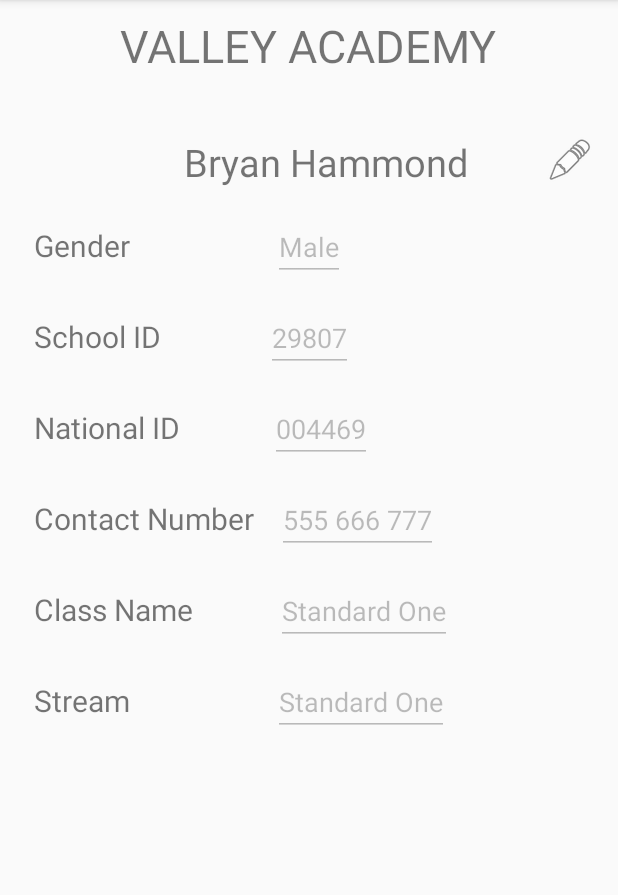
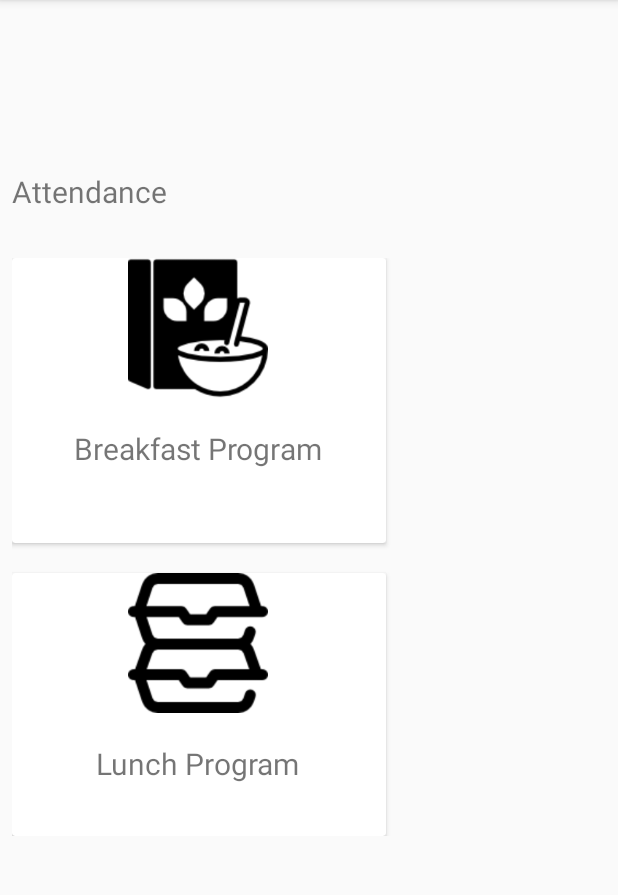
Before and after one commit to chloesheen/RKFMonitor, an Android app: the screen it shows after launch (TeacherProfileActivity before the commit, FeedingDashboard after it), on a phone screen of 412 x 824 dp, the part 84-979 px from its top. Run offline under Robolectric (Android 15) with nearby library versions, the phone set to English and light mode, and no system bars; our stand-ins replace CircleImageView; libraries missing offline, so code that uses them is left out: org.parceler.

Commit message:
feeding activities

```diff
--- a/app/build.gradle
+++ b/app/build.gradle
@@ -34,4 +34,5 @@ dependencies {
     implementation 'com.android.support:support-v4:27.1.1'
     implementation 'org.parceler:parceler-api:1.1.11'
     annotationProcessor 'org.parceler:parceler:1.1.11'
+    implementation 'com.android.support:cardview-v7:27.1.1'
 }
--- /dev/null
+++ b/app/src/main/java/com/example/app/activities/FeedingDashboard.java
@@ -0,0 +1,85 @@
+package com.example.app.activities;
+
+import android.content.Intent;
+import android.support.v4.app.FragmentManager;
+import android.support.v7.app.AppCompatActivity;
+import android.os.Bundle;
+import android.support.v7.widget.CardView;
+import android.view.View;
+
+import com.example.app.R;
+
+import java.util.HashMap;
+
+import com.example.app.fragments.LunchProgramDialog;
+import com.example.app.models.Food;
+import com.example.app.util.FoodRatios;
+
+import org.parceler.Parcels;
+
+public class FeedingDashboard extends AppCompatActivity implements View.OnClickListener,
+        LunchProgramDialog.OnLunchSelectionListener {
+
+    private CardView mLunchCard;
+    private CardView mBreakfastCard;
+    private int mTotalAttendance;
+
+
+
+    @Override
+    protected void onCreate(Bundle savedInstanceState) {
+        super.onCreate(savedInstanceState);
+        setContentView(R.layout.activity_feeding_dashboard);
+
+        mLunchCard = (CardView) findViewById(R.id.lunch_card);
+        mLunchCard.setOnClickListener(this);
+
+        mBreakfastCard = (CardView) findViewById(R.id.breakfast_card);
+        mBreakfastCard.setOnClickListener(this);
+    }
+
+    @Override
+    public void onClick(View view) {
+        switch(view.getId()) {
+            case R.id.breakfast_card:
+                Food breakfast = FoodRatios.getUjiRatios(mTotalAttendance);
+                Intent intent = new Intent(this, BreakfastProgramActivity.class);
+                intent.putExtra("UjiMeal", Parcels.wrap(breakfast));
+                startActivity(intent);
+                break;
+
+            case R.id.lunch_card:
+                FragmentManager manager = getSupportFragmentManager();
+                LunchProgramDialog dialog = new LunchProgramDialog();
+                dialog.show(manager, "lunchselectiondialog");
+                break;
+
+            case R.id.githeri:
+                onGitheriSelect();
+                break;
+
+            case R.id.rice_beans:
+                onRiceBeansSelect();
+                break;
+        }
+    }
+
+    public void onGitheriSelect() {
+        Food githeri = FoodRatios.getGitheriRatios(mTotalAttendance);
+        Intent intent = new Intent(this, GitheriProgramActivity.class);
+        intent.putExtra("GitheriMeal", Parcels.wrap(githeri));
+        startActivity(intent);
+    }
+
+    public void onRiceBeansSelect() {
+        Food ricebeans = FoodRatios.getRiceBeansRatios(mTotalAttendance);
+        Intent intent = new Intent(this, RiceBeansProgramActivity.class);
+        intent.putExtra("RiceBeansMeal", Parcels.wrap(ricebeans));
+        startActivity(intent);
+    }
+
+    @Override
+    public void onLunchSelected (View view) {
+        onClick(view);
+    }
+}
--- /dev/null
+++ b/app/src/main/res/layout/activity_feeding_dashboard.xml
@@ -0,0 +1,174 @@
+<?xml version="1.0" encoding="utf-8"?>
+<android.support.constraint.ConstraintLayout xmlns:android="http://schemas.android.com/apk/res/android"
+    xmlns:app="http://schemas.android.com/apk/res-auto"
+    xmlns:tools="http://schemas.android.com/tools"
+    android:layout_width="match_parent"
+    android:layout_height="match_parent"
+    tools:context=".activities.FeedingDashboard">
+
+    <android.support.design.widget.AppBarLayout
+        android:id="@+id/appBarLayout"
+        android:layout_width="match_parent"
+        android:layout_height="wrap_content"
+        android:theme="@style/AppTheme.AppBarOverlay">
+
+        <android.support.v7.widget.Toolbar
+            android:id="@+id/toolbar"
+            android:layout_width="match_parent"
+            android:layout_height="?attr/actionBarSize"
+            android:background="@color/colorPrimaryDark"
+            app:popupTheme="@style/AppTheme.PopupOverlay">
+
+            <RelativeLayout
+                android:layout_width="match_parent"
+                android:layout_height="wrap_content">
+
+                <ImageView
+                    android:id="@+id/logo"
+                    android:layout_width="60dp"
+                    android:layout_height="wrap_content"
+                    android:layout_gravity="center"
+                    android:contentDescription="@string/logo"
+                    android:src="@drawable/rfklogo" />
+
+                <de.hdodenhof.circleimageview.CircleImageView xmlns:app="http://schemas.android.com/apk/res-auto"
+                    android:id="@+id/profile_image"
+                    android:layout_width="49dp"
+                    android:layout_height="39dp"
+                    android:layout_alignStart="@+id/logo"
+                    android:layout_alignLeft="@+id/logo"
+                    android:layout_alignParentTop="true"
+                    android:layout_marginStart="298dp"
+                    android:layout_marginLeft="298dp"
+                    android:layout_marginTop="4dp"
+                    android:layout_marginEnd="8dp"
+                    android:layout_marginRight="8dp"
+                    android:src="@drawable/water_light_effect"
+                    app:civ_border_color="#FF000000"
+                    app:civ_border_width="2dp"
+                    app:layout_constraintEnd_toEndOf="parent"
+                    app:layout_constraintHorizontal_bias="0.974"
+                    app:layout_constraintStart_toStartOf="parent"
+                    app:layout_constraintTop_toTopOf="parent" />
+
+                <TextView
+                    android:id="@+id/profile_name"
+                    android:layout_width="48dp"
+                    android:layout_height="22dp"
+                    android:layout_alignParentEnd="true"
+                    android:layout_alignParentRight="true"
+                    android:layout_marginStart="194dp"
+                    android:layout_marginLeft="194dp"
+                    android:layout_marginTop="16dp"
+                    android:layout_marginEnd="66dp"
+                    android:layout_marginRight="66dp"
+                    android:layout_toEndOf="@id/logo"
+                    android:layout_toRightOf="@id/logo"
+                    android:text="@string/teach_username"
+                    android:textColor="@color/colorFont"
+                    app:layout_constraintEnd_toStartOf="@+id/profile_image"
+                    app:layout_constraintTop_toTopOf="parent" />
+
+
+            </RelativeLayout>
+        </android.support.v7.widget.Toolbar>
+    </android.support.design.widget.AppBarLayout>
+
+    <LinearLayout
+
+
+        android:id="@+id/linearLayout"
+        android:layout_width="363dp"
+        android:layout_height="385dp"
+        android:layout_marginStart="8dp"
+        android:layout_marginLeft="8dp"
+        android:layout_marginTop="20dp"
+        android:layout_marginEnd="8dp"
+        android:layout_marginRight="8dp"
+        android:layout_marginBottom="8dp"
+        android:orientation="vertical"
+        app:layout_constraintBottom_toBottomOf="parent"
+        app:layout_constraintEnd_toEndOf="parent"
+        app:layout_constraintHorizontal_bias="0.0"
+        app:layout_constraintStart_toStartOf="parent"
+        app:layout_constraintTop_toBottomOf="@+id/appBarLayout"
+        app:layout_constraintVertical_bias="0.428">
+
+
+        <android.support.v7.widget.CardView
+            android:id="@+id/breakfast_card"
+            android:layout_width="249dp"
+            android:layout_height="wrap_content">
+
+            <LinearLayout
+                android:layout_width="248dp"
+                android:layout_height="190dp"
+                android:orientation="vertical">
+
+                <ImageView
+                    android:id="@+id/breakfast_icon"
+                    android:layout_width="wrap_content"
+                    android:layout_height="93dp"
+                    android:layout_gravity="center"
+                    app:srcCompat="@drawable/cereals" />
+
+                <TextView
+                    android:id="@+id/breakfast"
+                    android:layout_width="wrap_content"
+                    android:layout_height="wrap_content"
+                    android:layout_gravity="center"
+                    android:layout_marginTop="20dp"
+                    android:text="@string/breakfast_program"
+                    android:textSize="20sp" />
+
+            </LinearLayout>
+
+        </android.support.v7.widget.CardView>
+
+        <android.support.v7.widget.CardView
+            android:id="@+id/lunch_card"
+            android:layout_width="249dp"
+            android:layout_height="wrap_content"
+            android:layout_marginTop="20dp">
+
+            <LinearLayout
+                android:layout_width="248dp"
+                android:layout_height="190dp"
+                android:orientation="vertical">
+
+                <ImageView
+                    android:id="@+id/lunch_icon"
+                    android:layout_width="wrap_content"
+                    android:layout_height="93dp"
+                    android:layout_gravity="center"
+                    app:srcCompat="@drawable/tupper" />
+
+                <TextView
+                    android:id="@+id/lunch"
+                    android:layout_width="wrap_content"
+                    android:layout_height="wrap_content"
+                    android:layout_gravity="center"
+                    android:layout_marginTop="20dp"
+                    android:text="@string/lunch_program"
+                    android:textSize="20sp" />
+
+            </LinearLayout>
+
+        </android.support.v7.widget.CardView>
+
+    </LinearLayout>
+
+    <TextView
+        android:id="@+id/textView3"
+        android:layout_width="121dp"
+        android:layout_height="34dp"
+        android:layout_marginStart="8dp"
+        android:layout_marginLeft="8dp"
+        android:layout_marginBottom="24dp"
+        android:text="@string/total_attendance"
+        android:textSize="20sp"
+        app:layout_constraintBottom_toTopOf="@+id/linearLayout"
+        app:layout_constraintStart_toStartOf="parent" />
+
+
+</android.support.constraint.ConstraintLayout>
--- /dev/null
+++ b/app/src/main/res/layout/food_ratio_item.xml
@@ -0,0 +1,6 @@
+<?xml version="1.0" encoding="utf-8"?>
+<android.support.constraint.ConstraintLayout
+    xmlns:android="http://schemas.android.com/apk/res/android" android:layout_width="match_parent"
+    android:layout_height="match_parent">
+
+</android.support.constraint.ConstraintLayout>
--- a/app/src/main/res/values/strings.xml
+++ b/app/src/main/res/values/strings.xml
@@ -58,6 +58,18 @@
     <string name="first_name">Bryan</string>
     <string name="last_name">Hammond</string>
 
+
+    <!-- Feeding Program Dashboard Activity -->
+    <string name="breakfast_program">Breakfast Program</string>
+    <string name="lunch_program">Lunch Program</string>
+    <string name="total_attendance">Attendance</string>
+
+
+    <!-- Lunch Program Dialog -->
+    <string name="githeri">Githeri</string>
+    <string name="rice_beans">Rice &amp; Beans</string>
+
+
     <!-- TODO: Remove or change this placeholder text -->
     <string name="hello_blank_fragment">Hello blank fragment</string>
     <string name="title_activity_student_profile">StudentProfileActivity</string>
```
Also changed, not shown: app/src/main/AndroidManifest.xml (+8 -2 lines), app/src/main/java/com/example/app/activities/BreakfastProgramActivity.java (added, +31 -0 lines), app/src/main/java/com/example/app/activities/GitheriProgramActivity.java (added, +15 -0 lines), app/src/main/java/com/example/app/activities/RiceBeansProgramActivity.java (added, +15 -0 lines), app/src/main/java/com/example/app/adapters/FoodRatioAdapter.java (added, +35 -0 lines), app/src/main/java/com/example/app/fragments/LunchProgramDialog.java (added, +75 -0 lines), app/src/main/java/com/example/app/models/Food.java (added, +27 -0 lines), app/src/main/java/com/example/app/util/FoodRatios.java (added, +93 -0 lines), app/src/main/res/layout/activity_breakfast_program.xml (added, +86 -0 lines), app/src/main/res/layout/activity_githeri_program.xml (added, +9 -0 lines), app/src/main/res/layout/activity_rice_beans_program.xml (added, +9 -0 lines), app/src/main/res/layout/fragment_lunch_program_dialog.xml (added, +41 -0 lines), app/src/main/res/drawable/cereals.png (added), app/src/main/res/drawable/tupper.png (added), 1 other file.
